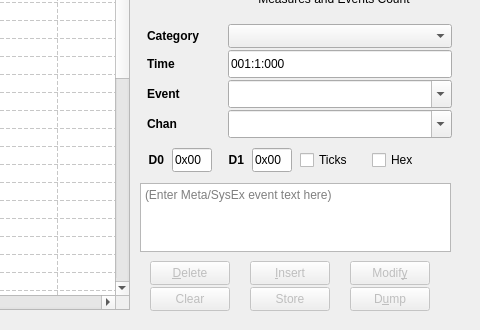
ahlstromcj/seq66, file seq_qt5/forms/qseqeventframe.ui: the form before one commit; both pictures show x 370 to 850 and y 87 to 417 of the 850 by 417 pixel window.
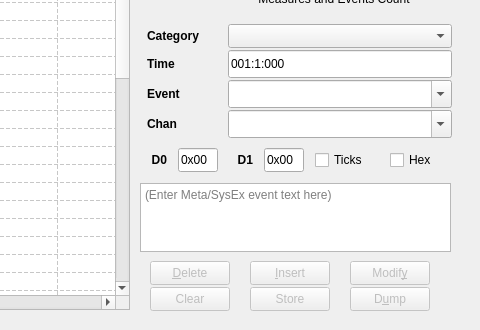
The form after the commit.

```diff
--- a/seq_qt5/forms/qseqeventframe.ui
+++ b/seq_qt5/forms/qseqeventframe.ui
@@ -597,7 +597,7 @@
        <widget class="QLineEdit" name="entry_ev_data_1">
         <property name="minimumSize">
          <size>
-          <width>36</width>
+          <width>40</width>
           <height>24</height>
          </size>
         </property>
@@ -663,6 +663,12 @@
       </item>
       <item row="0" column="5">
        <widget class="QCheckBox" name="hex_data_check_box">
+        <property name="maximumSize">
+         <size>
+          <width>64</width>
+          <height>16777215</height>
+         </size>
+        </property>
         <property name="text">
          <string>Hex</string>
         </property>
@@ -699,7 +705,7 @@
        <widget class="QLineEdit" name="entry_ev_data_0">
         <property name="minimumSize">
          <size>
-          <width>36</width>
+          <width>40</width>
           <height>24</height>
          </size>
         </property>
```
